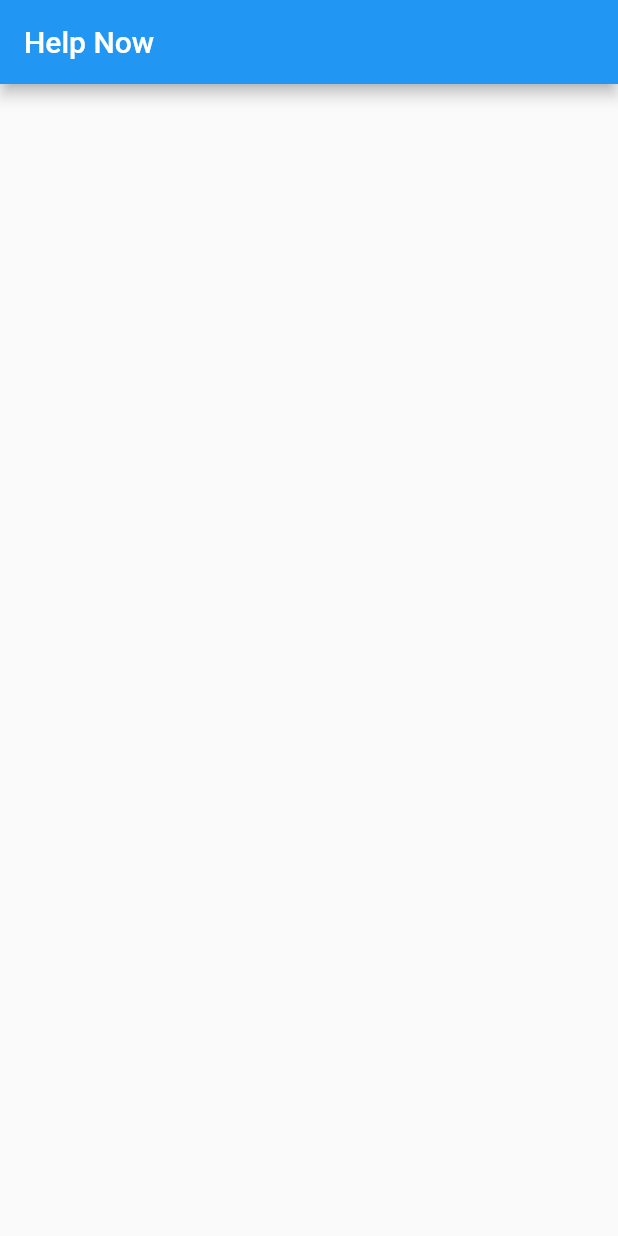
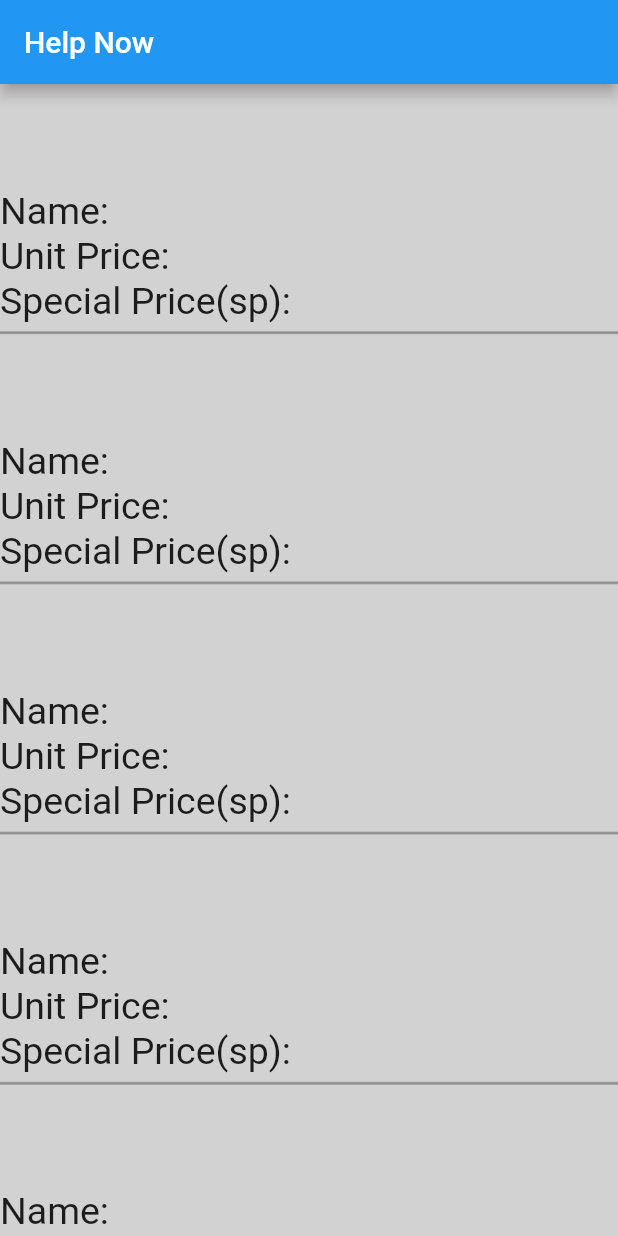
Before and after one commit to MuhamedSafvan/help-now, a Flutter app: the screen it shows after launch, on a phone screen of 412 x 824 dp. Run offline on Flutter 3.47's test engine with Material 2 defaults, Android fonts, the phone set to English and light mode, and no system bars.

Commit message:
Added widgets

```diff
--- a/lib/main.dart
+++ b/lib/main.dart
@@ -1,4 +1,5 @@
 import 'package:flutter/material.dart';
+import 'package:helpnow/widgets/parameters.dart';
 
 void main() {
   runApp(MyApp());
@@ -25,10 +26,35 @@ class HomePage extends StatefulWidget {
 class HomePageState extends State<HomePage> {
   @override
   Widget build(BuildContext context) {
+    Widget listData = Container(
+    width: MediaQuery.of(context).size.width,
+    height: MediaQuery.of(context).size.height / 5,
+    color: Colors.white54,
+    child: parameters);
+    Widget divider = Divider(height: 2,);
     return Scaffold(
-        appBar: AppBar(
-          title: Text("Help Now"),
+      appBar: AppBar(
+        title: Text("Help Now"),
+      ),
+      body: Container(
+        child: ListView(
+          children: [
+            listData,
+            divider,
+            listData,
+            divider,
+            listData,
+            divider,
+            listData,
+            divider,
+            listData,
+            divider
+          ],
         ),
-      );
+        width: MediaQuery.of(context).size.width,
+        height: MediaQuery.of(context).size.height,
+        color: Colors.grey,
+      ),
+    );
   }
 }
--- /dev/null
+++ b/lib/widgets/parameters.dart
@@ -0,0 +1,23 @@
+import 'package:flutter/material.dart';
+
+Widget name = Text(
+  "Name:",
+  style: TextStyle(fontSize: 25),
+);
+Widget unitPrice = Text(
+  "Unit Price:",
+  style: TextStyle(fontSize: 25),
+);
+
+Widget specialPrice = Text(
+  "Special Price(sp):",
+  style: TextStyle(fontSize: 25),
+);
+
+Widget parameters = Stack(
+  children: [
+    Positioned(top: 70, child: name),
+    Positioned(top: 100, child: unitPrice),
+    Positioned(top: 130, child: specialPrice),
+  ],
+);
```
